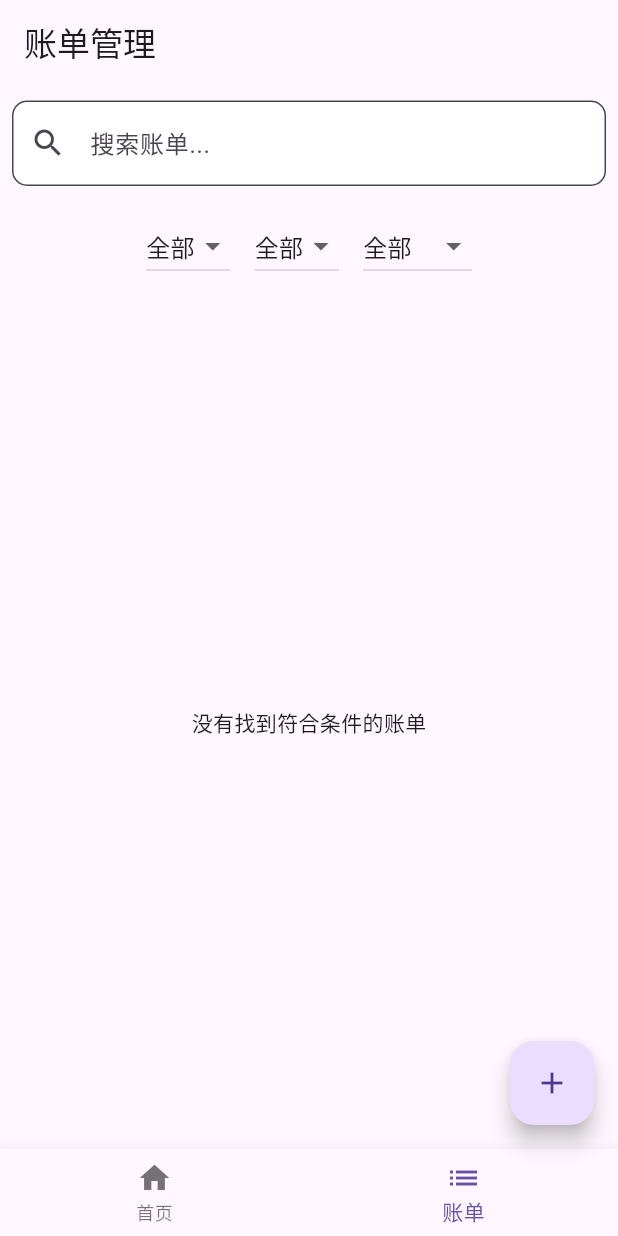
After one commit to CH-66/bill_app, a Flutter app: the screen it shows after launch, item 2 of the bottom bar chosen, on a phone screen of 412 x 824 dp. The commit adds this screen. Run offline on Flutter 3.47's test engine with Material 3 defaults, Android fonts, the phone set to English and light mode, and no system bars; our stand-ins replace flutter_local_notifications, permission_handler, sqflite; accounts and stored records are empty.

Commit message:
添加账单列表屏幕及搜索、筛选功能

```diff
--- a/lib/main.dart
+++ b/lib/main.dart
@@ -4,6 +4,7 @@ import 'providers/bill_provider.dart';
 import 'services/notification_service.dart';
 import 'services/payment_notification_service.dart';
 import 'screens/add_bill_screen.dart';
+import 'screens/bill_list_screen.dart';
 
 void main() async {
   WidgetsFlutterBinding.ensureInitialized();
@@ -39,6 +40,12 @@ class HomePage extends StatefulWidget {
 }
 
 class _HomePageState extends State<HomePage> {
+  int _selectedIndex = 0;
+  final List<Widget> _pages = [
+    const HomeContent(),
+    const BillListScreen(),
+  ];
+
   @override
   void initState() {
     super.initState();
@@ -94,6 +101,46 @@ class _HomePageState extends State<HomePage> {
     // 加载账单数据
     await Provider.of<BillProvider>(context, listen: false).loadBills();
   }
+
+  @override
+  Widget build(BuildContext context) {
+    return Scaffold(
+      body: _pages[_selectedIndex],
+      bottomNavigationBar: BottomNavigationBar(
+        currentIndex: _selectedIndex,
+        onTap: (index) {
+          setState(() {
+            _selectedIndex = index;
+          });
+        },
+        items: const [
+          BottomNavigationBarItem(
+            icon: Icon(Icons.home),
+            label: '首页',
+          ),
+          BottomNavigationBarItem(
+            icon: Icon(Icons.list),
+            label: '账单',
+          ),
+        ],
+      ),
+      floatingActionButton: FloatingActionButton(
+        onPressed: () {
+          Navigator.push(
+            context,
+            MaterialPageRoute(
+              builder: (context) => const AddBillScreen(),
+            ),
+          );
+        },
+        child: const Icon(Icons.add),
+      ),
+    );
+  }
+}
+
+class HomeContent extends StatelessWidget {
+  const HomeContent({super.key});
 
   @override
   Widget build(BuildContext context) {
@@ -175,17 +222,6 @@ class _HomePageState extends State<HomePage> {
           );
         },
       ),
-      floatingActionButton: FloatingActionButton(
-        onPressed: () {
-          Navigator.push(
-            context,
-            MaterialPageRoute(
-              builder: (context) => const AddBillScreen(),
-            ),
-          );
-        },
-        child: const Icon(Icons.add),
-      ),
     );
   }
 }
--- /dev/null
+++ b/lib/screens/bill_list_screen.dart
@@ -0,0 +1,230 @@
+import 'package:flutter/material.dart';
+import 'package:provider/provider.dart';
+import '../models/bill.dart';
+import '../providers/bill_provider.dart';
+import 'add_bill_screen.dart';
+
+class BillListScreen extends StatefulWidget {
+  const BillListScreen({super.key});
+
+  @override
+  State<BillListScreen> createState() => _BillListScreenState();
+}
+
+class _BillListScreenState extends State<BillListScreen> {
+  String _searchQuery = '';
+  String _selectedCategory = '全部';
+  String _selectedType = '全部';
+  String _selectedPaymentMethod = '全部';
+  final TextEditingController _searchController = TextEditingController();
+
+  final List<String> _categories = ['全部', '餐饮', '交通', '购物', '娱乐', '居住', '医疗', '教育', '其他'];
+  final List<String> _types = ['全部', 'expense', 'income'];
+  final List<String> _paymentMethods = ['全部', 'alipay', 'wechat'];
+
+  @override
+  void dispose() {
+    _searchController.dispose();
+    super.dispose();
+  }
+
+  List<Bill> _filterBills(List<Bill> bills) {
+    return bills.where((bill) {
+      // 搜索过滤
+      if (_searchQuery.isNotEmpty &&
+          !bill.description.toLowerCase().contains(_searchQuery.toLowerCase())) {
+        return false;
+      }
+
+      // 分类过滤
+      if (_selectedCategory != '全部' && bill.category != _selectedCategory) {
+        return false;
+      }
+
+      // 类型过滤
+      if (_selectedType != '全部' && bill.type != _selectedType) {
+        return false;
+      }
+
+      // 支付方式过滤
+      if (_selectedPaymentMethod != '全部' && bill.paymentMethod != _selectedPaymentMethod) {
+        return false;
+      }
+
+      return true;
+    }).toList();
+  }
+
+  @override
+  Widget build(BuildContext context) {
+    return Scaffold(
+      appBar: AppBar(
+        title: const Text('账单管理'),
+        bottom: PreferredSize(
+          preferredSize: const Size.fromHeight(140),
+          child: Column(
+            children: [
+              // 搜索框
+              Padding(
+                padding: const EdgeInsets.all(8.0),
+                child: TextField(
+                  controller: _searchController,
+                  decoration: InputDecoration(
+                    hintText: '搜索账单...',
+                    prefixIcon: const Icon(Icons.search),
+                    border: OutlineInputBorder(
+                      borderRadius: BorderRadius.circular(10),
+                    ),
+                    filled: true,
+                    fillColor: Colors.white,
+                  ),
+                  onChanged: (value) {
+                    setState(() {
+                      _searchQuery = value;
+                    });
+                  },
+                ),
+              ),
+              // 筛选选项
+              SingleChildScrollView(
+                scrollDirection: Axis.horizontal,
+                child: Row(
+                  children: [
+                    // 分类筛选
+                    Padding(
+                      padding: const EdgeInsets.all(8.0),
+                      child: DropdownButton<String>(
+                        value: _selectedCategory,
+                        items: _categories.map((String category) {
+                          return DropdownMenuItem<String>(
+                            value: category,
+                            child: Text(category),
+                          );
+                        }).toList(),
+                        onChanged: (String? newValue) {
+                          if (newValue != null) {
+                            setState(() {
+                              _selectedCategory = newValue;
+                            });
+                          }
+                        },
+                      ),
+                    ),
+                    // 类型筛选
+                    Padding(
+                      padding: const EdgeInsets.all(8.0),
+                      child: DropdownButton<String>(
+                        value: _selectedType,
+                        items: _types.map((String type) {
+                          return DropdownMenuItem<String>(
+                            value: type,
+                            child: Text(type == 'expense' ? '支出' : type == 'income' ? '收入' : '全部'),
+                          );
+                        }).toList(),
+                        onChanged: (String? newValue) {
+                          if (newValue != null) {
+                            setState(() {
+                              _selectedType = newValue;
+                            });
+                          }
+                        },
+                      ),
+                    ),
+                    // 支付方式筛选
+                    Padding(
+                      padding: const EdgeInsets.all(8.0),
+                      child: DropdownButton<String>(
+                        value: _selectedPaymentMethod,
+                        items: _paymentMethods.map((String method) {
+                          return DropdownMenuItem<String>(
+                            value: method,
+                            child: Text(
+                              method == 'alipay' ? '支付宝' :
+                              method == 'wechat' ? '微信' : '全部'
+                            ),
+                          );
+                        }).toList(),
+                        onChanged: (String? newValue) {
+                          if (newValue != null) {
+                            setState(() {
+                              _selectedPaymentMethod = newValue;
+                            });
+                          }
+                        },
+                      ),
+                    ),
+                  ],
+                ),
+              ),
+            ],
+          ),
+        ),
+      ),
+      body: Consumer<BillProvider>(
+        builder: (context, billProvider, child) {
+          final filteredBills = _filterBills(billProvider.bills);
+
+          if (filteredBills.isEmpty) {
+            return const Center(
+              child: Text('没有找到符合条件的账单'),
+            );
+          }
+
+          return ListView.builder(
+            itemCount: filteredBills.length,
+            itemBuilder: (context, index) {
+              final bill = filteredBills[index];
+              return Dismissible(
+                key: Key(bill.id.toString()),
+                background: Container(
+                  color: Colors.red,
+                  alignment: Alignment.centerRight,
+                  padding: const EdgeInsets.only(right: 20.0),
+                  child: const Icon(Icons.delete, color: Colors.white),
+                ),
+                direction: DismissDirection.endToStart,
+                onDismissed: (direction) {
+                  billProvider.deleteBill(bill.id!);
+                  ScaffoldMessenger.of(context).showSnackBar(
+                    SnackBar(
+                      content: const Text('账单已删除'),
+                      action: SnackBarAction(
+                        label: '撤销',
+                        onPressed: () {
+                          billProvider.addBill(bill);
+                        },
+                      ),
+                    ),
+                  );
+                },
+                child: ListTile(
+                  title: Text(bill.description),
+                  subtitle: Text(
+                    '${bill.category} - ${bill.date.toString().split('.')[0]}\n'
+                    '${bill.paymentMethod == 'alipay' ? '支付宝' : '微信'}',
+                  ),
+                  isThreeLine: true,
+                  trailing: Text(
+                    '¥${bill.amount.toStringAsFixed(2)}',
+                    style: TextStyle(
+                      color: bill.type == 'expense' ? Colors.red : Colors.green,
+                      fontWeight: FontWeight.bold,
+                    ),
+                  ),
+                  onTap: () {
+                    Navigator.push(
+                      context,
+                      MaterialPageRoute(
+                        builder: (context) => AddBillScreen(bill: bill),
+                      ),
+                    );
+                  },
+                ),
+              );
+            },
+          );
+        },
+      ),
+    );
+  }
+}
```
Also changed, not shown: 1 other file.
